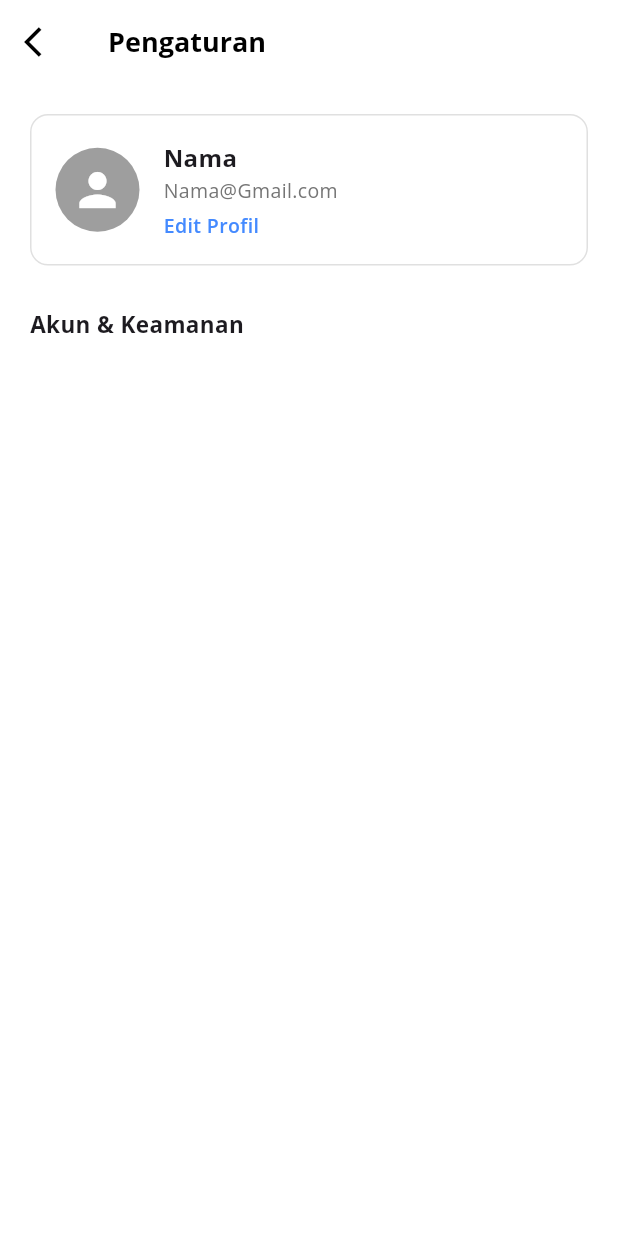
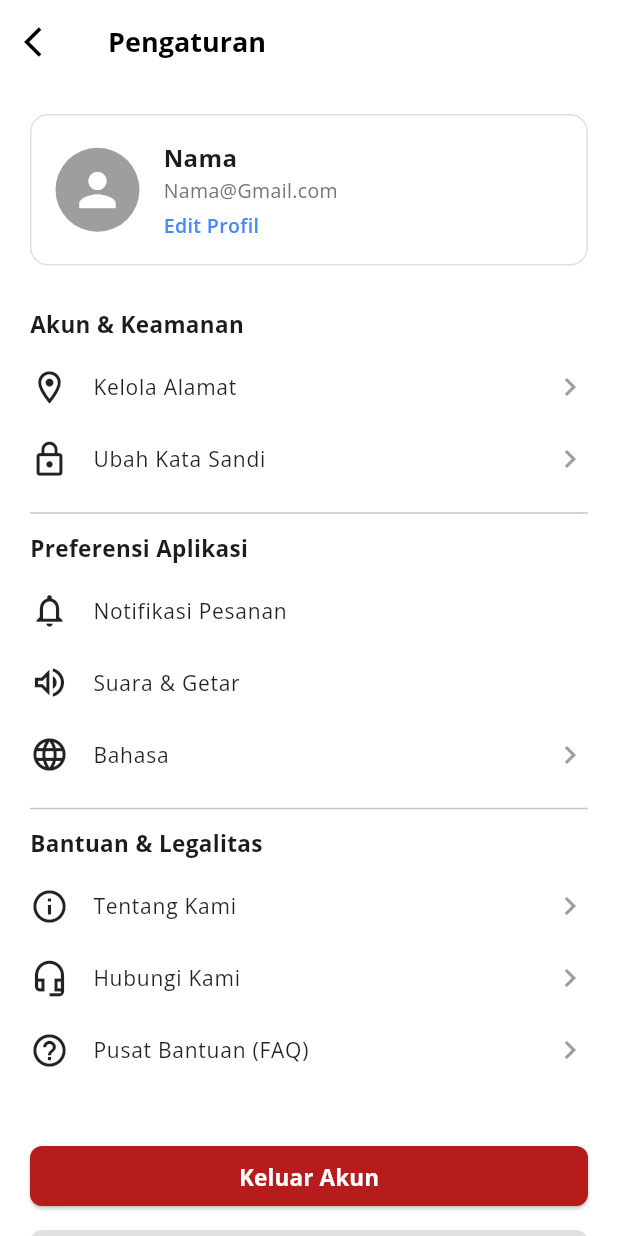
Before and after one commit to Bagus550/bantu-in-project, a Flutter app: the screen it shows after launch, on a phone screen of 412 x 824 dp. Run offline on Flutter 3.47's test engine with Material 3 defaults, Android fonts, the phone set to English and light mode, and no system bars; our stand-ins replace google_fonts.

Commit message:
Dava Hamid Rosyid: UI/UX Specialist & Identity Systems Fixes #23 Melengkapi halaman pengaturan user.

```diff
--- a/lib/dava/user_setting.dart
+++ b/lib/dava/user_setting.dart
@@ -93,9 +93,99 @@ class _UserSettingState extends State<UserSetting> {
               'Akun & Keamanan',
               style: TextStyle(fontWeight: FontWeight.bold, fontSize: 15),
             ),
+            const SizedBox(height: 8),
+            _buildMenuItem(Icons.location_on_outlined, 'Kelola Alamat', true),
+            _buildMenuItem(Icons.lock_outline, 'Ubah Kata Sandi', true),
+            const Divider(height: 24, thickness: 1),
+
+            const Text(
+              'Preferensi Aplikasi',
+              style: TextStyle(fontWeight: FontWeight.bold, fontSize: 15),
+            ),
+            const SizedBox(height: 8),
+            _buildMenuItem(
+              Icons.notifications_none,
+              'Notifikasi Pesanan',
+              false,
+            ),
+            _buildMenuItem(Icons.volume_up_outlined, 'Suara & Getar', false),
+            _buildMenuItem(Icons.language, 'Bahasa', true),
+            const Divider(height: 24, thickness: 1),
+
+            const Text(
+              'Bantuan & Legalitas',
+              style: TextStyle(fontWeight: FontWeight.bold, fontSize: 15),
+            ),
+            const SizedBox(height: 8),
+            _buildMenuItem(Icons.info_outline, 'Tentang Kami', true),
+            _buildMenuItem(Icons.headset_mic_outlined, 'Hubungi Kami', true),
+            _buildMenuItem(Icons.help_outline, 'Pusat Bantuan (FAQ)', true),
+            const SizedBox(height: 36),
+
+            SizedBox(
+              width: double.infinity,
+              child: ElevatedButton(
+                onPressed: () {},
+                style: ElevatedButton.styleFrom(
+                  backgroundColor: const Color(0xFFB71C1C),
+                  shape: RoundedRectangleBorder(
+                    borderRadius: BorderRadius.circular(8),
+                  ),
+                ),
+                child: const Text(
+                  'Keluar Akun',
+                  style: TextStyle(
+                    color: Colors.white,
+                    fontSize: 15,
+                    fontWeight: FontWeight.bold,
+                  ),
+                ),
+              ),
+            ),
+            const SizedBox(height: 12),
+
+            SizedBox(
+              width: double.infinity,
+              child: ElevatedButton(
+                onPressed: () {},
+                style: ElevatedButton.styleFrom(
+                  backgroundColor: Colors.grey.shade300,
+                  elevation: 0,
+                  padding: const EdgeInsets.symmetric(vertical: 14),
+                  shape: RoundedRectangleBorder(
+                    borderRadius: BorderRadius.circular(8),
+                  ),
+                ),
+                child: const Text(
+                  'Hapus Akun',
+                  style: TextStyle(
+                    color: Colors.black87,
+                    fontSize: 15,
+                    fontWeight: FontWeight.bold,
+                  ),
+                ),
+              ),
+            ),
+            const SizedBox(height: 24),
           ],
         ),
       ),
     );
   }
+
+  Widget _buildMenuItem(IconData icon, String title, bool hasTrailingAction) {
+    return ListTile(
+      contentPadding: EdgeInsets.zero,
+      visualDensity: const VisualDensity(vertical: -2),
+      leading: Icon(icon, color: Colors.black87, size: 26),
+      title: Text(
+        title,
+        style: const TextStyle(fontSize: 14, color: Colors.black87),
+      ),
+      trailing: hasTrailingAction
+          ? const Icon(Icons.chevron_right, color: Colors.grey)
+          : null,
+      onTap: () {},
+    );
+  }
 }
```
